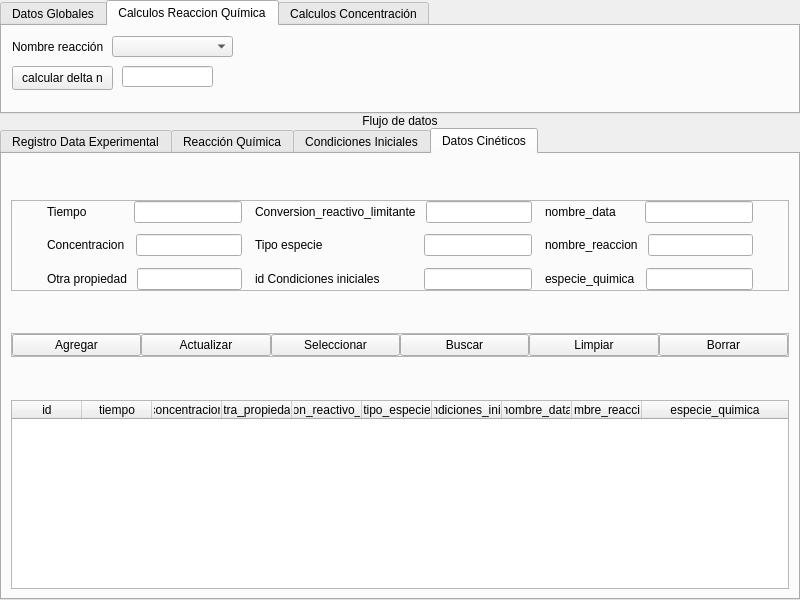
The window that flujo_datos_gui_v3.ui (JuandresPUCE/tesis_pyqt_sqlite) describes before a commit, drawn with Qt 5.
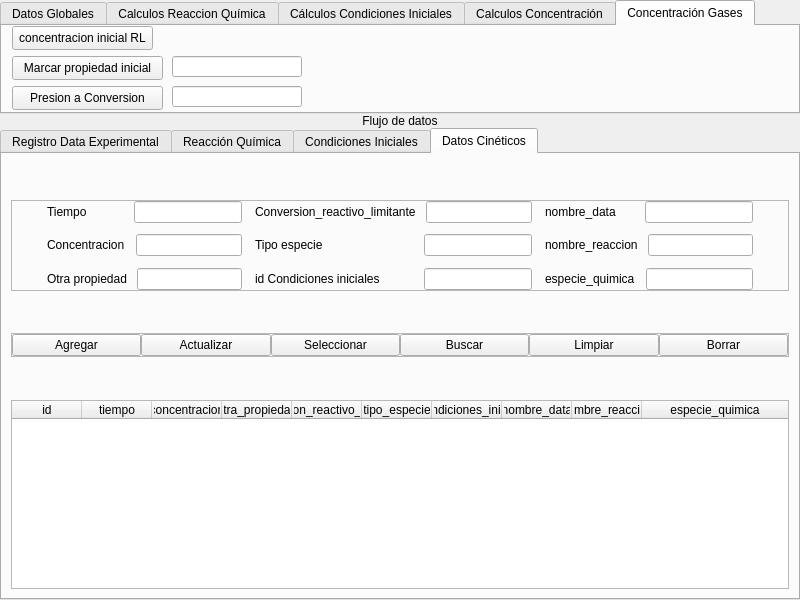
The same window after the commit. The open tabs and pages were chosen to show the change.

Commit message: agregando caso epsilon a

```diff
--- a/flujo_datos_gui_v3.ui
+++ b/flujo_datos_gui_v3.ui
@@ -39,7 +39,7 @@
        </size>
       </property>
       <property name="currentIndex">
-       <number>1</number>
+       <number>4</number>
       </property>
       <widget class="QWidget" name="datos_globales_tab">
        <attribute name="title">
@@ -198,6 +198,47 @@
         </property>
        </widget>
       </widget>
+      <widget class="QWidget" name="calculos_ci">
+       <attribute name="title">
+        <string>Cálculos Condiciones Iniciales</string>
+       </attribute>
+       <widget class="QPushButton" name="epsilon_a_btn">
+        <property name="geometry">
+         <rect>
+          <x>10</x>
+          <y>60</y>
+          <width>161</width>
+          <height>24</height>
+         </rect>
+        </property>
+        <property name="text">
+         <string>epsilon reactivo limitante</string>
+        </property>
+       </widget>
+       <widget class="QLineEdit" name="epsilon_reactivo_limitante_calculo">
+        <property name="geometry">
+         <rect>
+          <x>180</x>
+          <y>60</y>
+          <width>130</width>
+          <height>21</height>
+         </rect>
+        </property>
+       </widget>
+       <widget class="QPushButton" name="marcar_ci_btn">
+        <property name="geometry">
+         <rect>
+          <x>10</x>
+          <y>10</y>
+          <width>171</width>
+          <height>24</height>
+         </rect>
+        </property>
+        <property name="text">
+         <string>marcar condiciones iniciales A</string>
+        </property>
+       </widget>
+      </widget>
       <widget class="QWidget" name="calculos_concentracion_tab">
        <attribute name="title">
         <string>Calculos Concentración</string>
@@ -488,6 +529,70 @@
         </item>
        </layout>
       </widget>
+      <widget class="QWidget" name="calculos_cd_g">
+       <attribute name="title">
+        <string>Concentración Gases</string>
+       </attribute>
+       <widget class="QPushButton" name="conversion_gas_epsilon_a">
+        <property name="geometry">
+         <rect>
+          <x>10</x>
+          <y>60</y>
+          <width>151</width>
+          <height>24</height>
+         </rect>
+        </property>
+        <property name="text">
+         <string>Presion a Conversion</string>
+        </property>
+       </widget>
+       <widget class="QPushButton" name="concentracion_irl_btn">
+        <property name="geometry">
+         <rect>
+          <x>10</x>
+          <y>0</y>
+          <width>141</width>
+          <height>24</height>
+         </rect>
+        </property>
+        <property name="text">
+         <string>concentracion inicial RL</string>
+        </property>
+       </widget>
+       <widget class="QLineEdit" name="conversion_reactivo_limitante_dc_edit_3">
+        <property name="geometry">
+         <rect>
+          <x>170</x>
+          <y>60</y>
+          <width>130</width>
+          <height>21</height>
+         </rect>
+        </property>
+       </widget>
+       <widget class="QLineEdit" name="otra_propiedad_inicial_edit">
+        <property name="geometry">
+         <rect>
+          <x>170</x>
+          <y>30</y>
+          <width>130</width>
+          <height>21</height>
+         </rect>
+        </property>
+       </widget>
+       <widget class="QPushButton" name="marcar_propiedad_inicial_btn">
+        <property name="geometry">
+         <rect>
+          <x>10</x>
+          <y>30</y>
+          <width>151</width>
+          <height>24</height>
+         </rect>
+        </property>
+        <property name="text">
+         <string>Marcar propiedad inicial</string>
+        </property>
+       </widget>
+      </widget>
      </widget>
     </item>
     <item>
```
Left out of the diff: 4 changed lines with no effect on the pictures. The commit also changes 5 other files.
